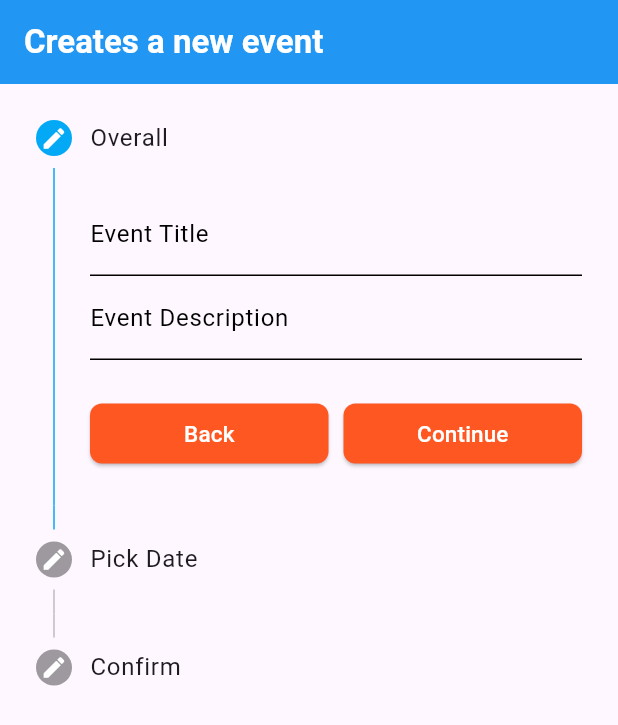
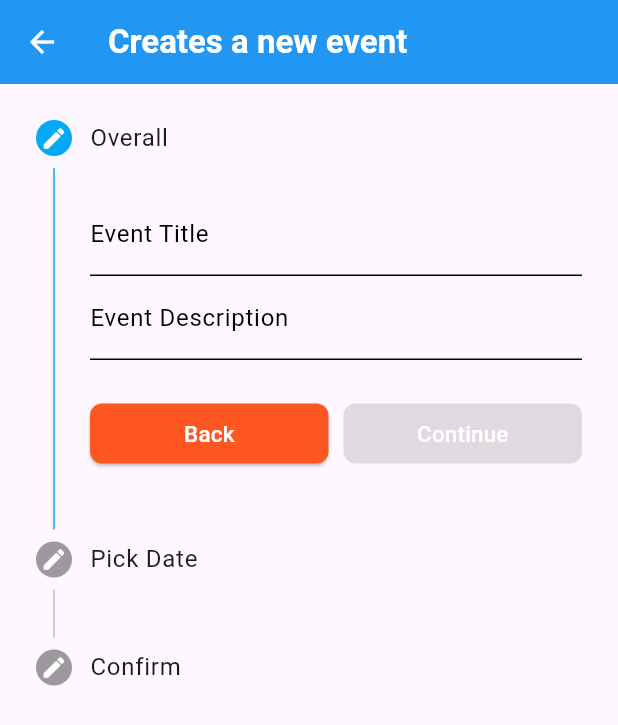
Before and after one commit to SantiagoBulla/EventsFlutterApp, a Flutter app: the EventForm screen opened directly, on a phone screen of 412 x 824 dp. Shown: the top 725 px of the screen. Run offline on Flutter 3.47's test engine with Material 3 defaults, Android fonts, the phone set to English and light mode, and no system bars; our stand-ins replace dartz, dio, flutter_secure_storage, flutter_svg; missing offline and left inert: data_connection_checker_tv; accounts and stored records are empty.

Commit message:
formulario de crear evento

```diff
--- a/lib/core/config/app_routes.dart
+++ b/lib/core/config/app_routes.dart
@@ -2,13 +2,15 @@ import 'package:events/features/events/presentation/pages/form/event_form.dart';
 import 'package:events/features/skeleton/skeleton.dart';
 import 'package:events/features/events/presentation/pages/home_page.dart';
 import 'package:events/features/login/presentation/pages/login_page.dart';
+
+import '../../features/events/presentation/widgets/form/custom_create_new_event.dart';
 
 class AppRoutes{
   static final pages = {
     login: (context) => LoginPage(),
     skeleton: (context) => Skeleton(),
     home: (context) => HomePage(),
-    eventForm: (context) => EventForm(),
+    eventForm: (context) => CreateEventForm(),
   };
 
   static const login = '/';
--- a/lib/core/constants/constants.dart
+++ b/lib/core/constants/constants.dart
@@ -1,4 +1,4 @@
 // * Constantes de la aplicacion
 const String casa = 'http://192.168.1.15:9000/api';
 const String cga = 'http://192.168.8.104:9000/api';
-const String baseUrl = casa;
+const String baseUrl = cga;
--- a/lib/features/events/presentation/pages/form/event_form.dart
+++ b/lib/features/events/presentation/pages/form/event_form.dart
@@ -13,34 +13,12 @@ class EventForm extends StatefulWidget {
 // TODO hacer peticion post al API para crear el evento
 class _EventFormState extends State<EventForm> {
   int _currentStepForm = 0;
+  bool enableButton = false;
 
   final eventTitle = TextEditingController();
   final eventDescription = TextEditingController();
-  final address = TextEditingController(); // ! date picker
+  DateTime? eventDate; // ! date picker
   final postcode = TextEditingController();
-
-  late EventEntity eventData = EventEntity(
-    id: 0,
-    // Puedes asignar un valor inicial según sea necesario
-    title: 'example',
-    description: 'example',
-    date: DateTime.now(),
-    // Puedes asignar un valor inicial según sea necesario
-    idUser: '',
-    countdown: 0, // Puedes asignar un valor inicial según sea necesario
-  );
-
-  // TODO validar campos para datePicker
-  void action(value, property) {
-    switch (property) {
-      case 'title':
-        eventData.updateTitle(value);
-        break;
-      case 'description':
-        eventData.updateDescription(value);
-        break;
-    }
-  }
 
   // TODO no activar el boton de siguiente hasta que se haya escrito algo
   @override
@@ -58,7 +36,7 @@ class _EventFormState extends State<EventForm> {
         child: Stepper(
           currentStep: _currentStepForm,
           steps: formSteps(),
-          onStepContinue: () => goForward(),
+          onStepContinue: enableButton ? () => goForward() : null,
           onStepCancel: () => goBack(),
           onStepTapped: (step) => setState(() => _currentStepForm = step),
           controlsBuilder: controllerFormButtons, // custom the buttons actions
@@ -67,27 +45,62 @@ class _EventFormState extends State<EventForm> {
     );
   }
 
+  bool validateTextFields() {
+    print(eventTitle.value.text.isNotEmpty );
+    print(eventDescription.value.text.isNotEmpty);
+    if (eventTitle.value.text.isNotEmpty ||
+        eventDescription.value.text.isNotEmpty) {
+      print('entra');
+      return enableButton = true;
+    }else{
+
+      print('no entra');
+    }
+    return false;
+  }
+
   List<Step> formSteps() => [
         Step(
           title: const Text('Overall'),
           state: _currentStepForm <= 0 ? StepState.editing : StepState.complete,
           isActive: _currentStepForm >= 0,
-          content: Step1Form(action: action),
+          content: Form(
+            child: Column(
+              children: [
+                TextFormField(
+                  controller: eventTitle,
+                  decoration: const InputDecoration(labelText: 'Event Title'),
+                  onChanged: (value) {
+                    validateTextFields();
+                  },
+                ),
+                TextFormField(
+                  controller: eventDescription,
+                  decoration:
+                      const InputDecoration(labelText: 'Event Description'),
+                  onChanged: (value) {
+                    validateTextFields();
+                  },
+                ),
+              ],
+            ),
+          ),
         ),
         Step(
           title: const Text('Pick Date'),
           state: _currentStepForm <= 1 ? StepState.editing : StepState.complete,
           isActive: _currentStepForm >= 1,
-          content: Center(
+          content: Form(
             child: Column(
-              children: <Widget>[
-                TextFormField(
-                  controller: address,
-                  decoration: InputDecoration(labelText: 'Address'),
-                ),
-                TextFormField(
-                  controller: postcode,
-                  decoration: InputDecoration(labelText: 'Post code'),
+              children: [
+                CalendarDatePicker(
+                  initialDate: DateTime.now(),
+                  firstDate: DateTime.now(),
+                  lastDate: DateTime.now().add(const Duration(days: 365)),
+                  onDateChanged: (date) {
+                    // print(date.toString().split(' ')[0]); -> format YYYY-MM-DD
+                    eventDate = date;
+                  },
                 ),
               ],
             ),
@@ -100,9 +113,9 @@ class _EventFormState extends State<EventForm> {
           content: Center(
               child: Column(
             children: [
-              Text(eventData.title),
-              Text(eventData.description),
-              Text('${eventData.countdown}'),
+              Text(eventTitle.value.text),
+              Text(eventDescription.value.text),
+              Text('$eventDate'),
             ],
           )),
         ),
@@ -116,7 +129,15 @@ class _EventFormState extends State<EventForm> {
       });
     } else {
       // TODO hacer la connection el endpoint del API
-      print('Send the event to the server');
+      if (eventTitle.value.text.isEmpty ||
+          eventDescription.value.text.isEmpty ||
+          eventDate == null) {
+        print('todos los campos son obligatorios');
+      } else {
+        print(
+            '$eventDate , ${eventTitle.value.text}, ${eventDescription.value.text}');
+        print('Send the event to the server');
+      }
     }
   }
 
```
Also changed, not shown: lib/features/events/presentation/widgets/form/create_event_steps.dart (+13 -8 lines), lib/features/events/presentation/widgets/form/custom_create_new_event.dart (added, +136 -0 lines).
